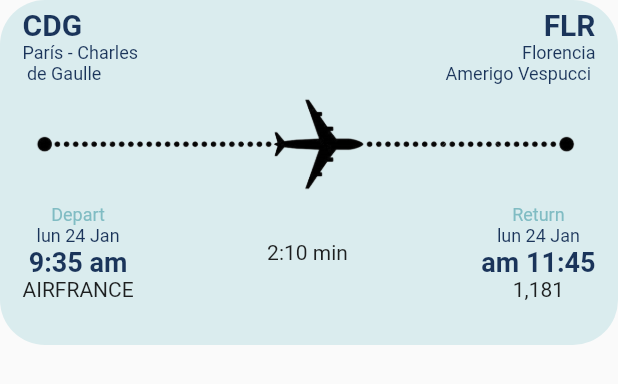
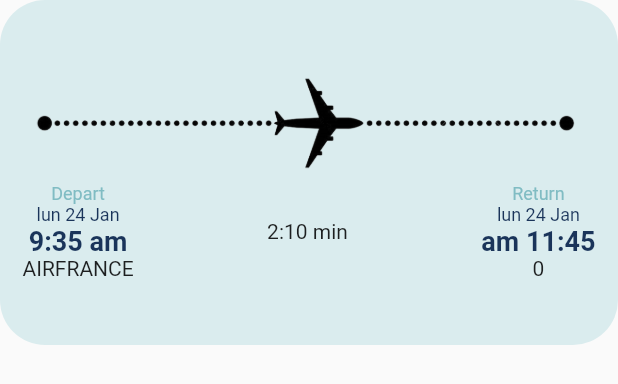
Before and after one commit to Bfiq/BfiqAirlines, a Flutter app: what ticketWt() shows on an empty page, opened directly, on a phone screen of 412 x 824 dp. Shown: the top 384 px of the screen. Run offline on Flutter 3.47's test engine with Material 2 defaults, Android fonts, the phone set to English and light mode, and no system bars.

Commit message:
ajustes a la información del widget ticket

```diff
--- a/lib/models/TicketModel.dart
+++ b/lib/models/TicketModel.dart
@@ -5,6 +5,7 @@ class TicketModel {
   String nameAirportEntry; // nombre del aeropuerto de entrada
   DateTime departureDate; // fecha de salida
   DateTime arrivalDate; // fecha de entrada
+  //int flightMinutes; // tiempo estimado del vuelo (en minutos)
   int price;
 
   TicketModel(
--- a/lib/widgets/TicketWt.dart
+++ b/lib/widgets/TicketWt.dart
@@ -15,23 +15,22 @@ Widget ticketWt(TicketModel ticket) {
         children: [
           Row(
             mainAxisAlignment: MainAxisAlignment.spaceBetween,
-            children: const [
-              Text("CDG",
+            children: [
+              Text(ticket.acronymCityDeparture,
                   style:
                       StylesApp.boldWord20), //Acronimo de la ciudad de salida
-              Text("FLR",
+              Text(ticket.acronymCityEntry,
                   style:
                       StylesApp.boldWord20), //Acronimo de la ciudad de destino
             ],
           ),
           Row(
             mainAxisAlignment: MainAxisAlignment.spaceBetween,
-            children: const [
+            children: [
               Text(
-                  "París - Charles \n de Gaulle", //Nombre del aeropuerto de salida
+                  ticket.nameDepartureAirport, //Nombre del aeropuerto de salida
                   style: StylesApp.standardWord12),
-              Text(
-                  "Florencia \n Amerigo Vespucci", //Nombre del aeropuerto de destino
+              Text(ticket.nameAirportEntry, //Nombre del aeropuerto de destino
                   textDirection: TextDirection.rtl,
                   style: StylesApp.standardWord12),
             ],
@@ -70,7 +69,7 @@ Widget ticketWt(TicketModel ticket) {
                     text: "11:45 am",
                     style: 3,
                   ), //hora de llegada
-                  const Text("1,181"), //precio del ticket
+                  Text(ticket.price.toString()), //precio del ticket
                 ],
               )
             ],
```
